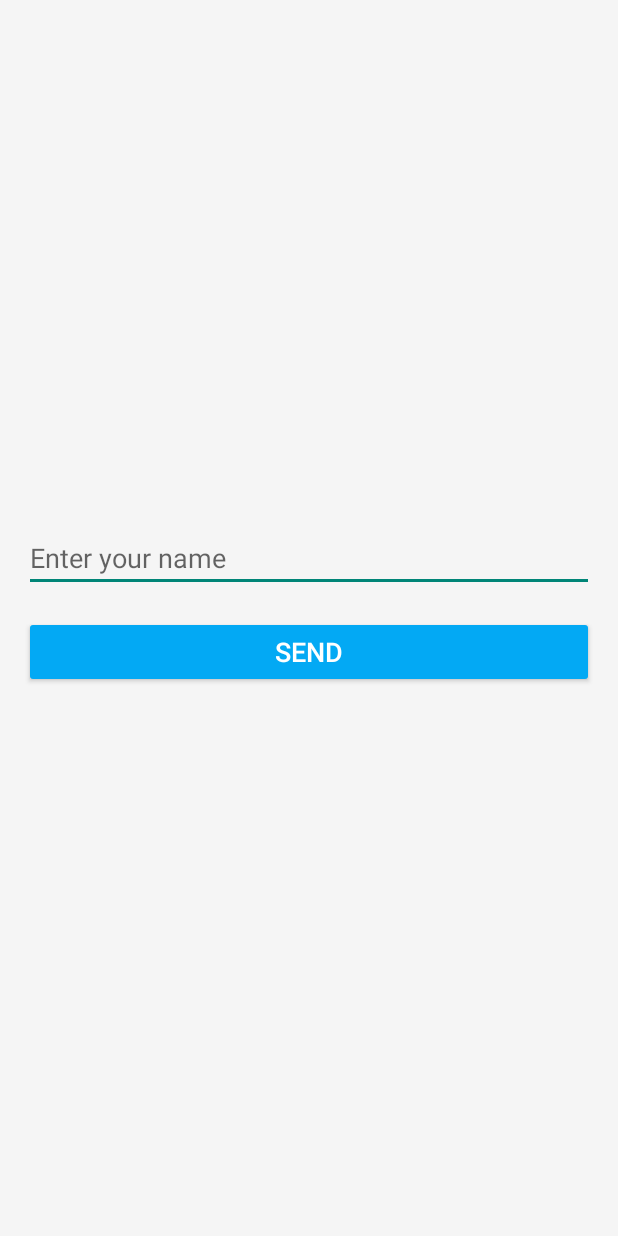
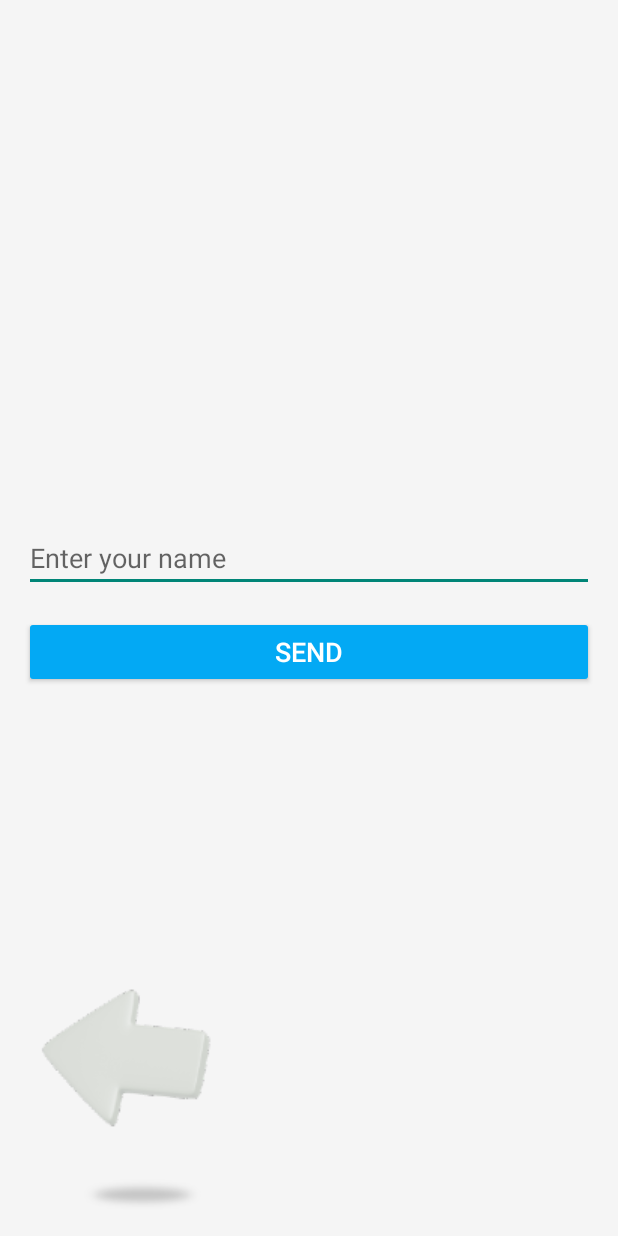
Before and after one commit to nikan2110/temi-child-client, an Android app: the ChildStoryActivity screen opened directly, with no data from a screen before it, on a phone screen of 412 x 824 dp. Run offline under Robolectric (Android 15) with nearby library versions, the phone set to English and light mode, and no system bars.

Commit message:
add functionality for main page

```diff
--- a/app/src/main/java/il/meuhedet/childtemiapplication/ChildStoryActivity.java
+++ b/app/src/main/java/il/meuhedet/childtemiapplication/ChildStoryActivity.java
@@ -1,9 +1,11 @@
 package il.meuhedet.childtemiapplication;
 
+import android.content.Intent;
 import android.os.Bundle;
 import android.view.View;
 import android.widget.Button;
 import android.widget.EditText;
+import android.widget.ImageButton;
 import android.widget.ProgressBar;
 import android.widget.TextView;
 import android.widget.Toast;
@@ -27,7 +29,8 @@ public class ChildStoryActivity extends AppCompatActivity {
     private TextView storyText;
     private EditText nameInput;
     private Button submitButton;
-    private ProgressBar progressBar; // Добавляем ProgressBar
+    private ProgressBar progressBar;
+    private ImageButton backButton;
 
     @Override
     protected void onCreate(Bundle savedInstanceState) {
@@ -38,6 +41,14 @@ public class ChildStoryActivity extends AppCompatActivity {
         nameInput = findViewById(R.id.nameInput);
         submitButton = findViewById(R.id.submitButton);
         progressBar = findViewById(R.id.progressBar);
+        backButton = findViewById(R.id.backButton);
+
+        backButton.setOnClickListener(view -> {
+            backButton.setImageResource(R.drawable.button_back_on);
+            finish();
+            Intent intent = new Intent(ChildStoryActivity.this, MainActivity.class);
+            startActivity(intent);
+        });
 
         Toast.makeText(this, "Tell me your name and I'll tell you a story about you!",
                 Toast.LENGTH_LONG).show();
--- a/app/src/main/java/il/meuhedet/childtemiapplication/utils/Constants.java
+++ b/app/src/main/java/il/meuhedet/childtemiapplication/utils/Constants.java
@@ -8,7 +8,7 @@ public class Constants {
     public static final String OPTION3 = getEmojiByUnicode(0x1F614) + " מרוצה במידה בינונית ";
     public static final String OPTION4 = getEmojiByUnicode(0x1F621) + " כלל לא מרוצה ";
 
-    public static final String URL = "http://172.18.1.24:8080/";
+    public static final String URL = "http://10.100.102.128:8080/";
 
     public static ArrayList<Question> getQuestions() {
         ArrayList<Question> questionsList = new ArrayList<>();
--- a/app/src/main/res/layout/activity_child_story.xml
+++ b/app/src/main/res/layout/activity_child_story.xml
@@ -1,11 +1,16 @@
+<RelativeLayout
+    xmlns:android="http://schemas.android.com/apk/res/android"
+    android:layout_width="match_parent"
+    android:layout_height="match_parent"
+    android:background="#F5F5F5">
+
     <LinearLayout
-    xmlns:android="http://schemas.android.com/apk/res/android"
+        android:id="@+id/mainLayout"
         android:layout_width="match_parent"
         android:layout_height="match_parent"
         android:orientation="vertical"
         android:gravity="center"
-    android:padding="16dp"
-    android:background="#F5F5F5">
+        android:padding="16dp">
 
         <EditText
             android:id="@+id/nameInput"
@@ -43,3 +48,16 @@
             android:visibility="gone"
             android:indeterminate="true" />
     </LinearLayout>
+
+    <ImageButton
+        android:id="@+id/backButton"
+        android:layout_width="wrap_content"
+        android:layout_height="wrap_content"
+        android:layout_alignParentStart="true"
+        android:layout_alignParentBottom="true"
+        android:layout_marginStart="16dp"
+        android:layout_marginBottom="16dp"
+        android:background="@android:color/transparent"
+        android:contentDescription="Back Button"
+        android:src="@drawable/button_back" />
+</RelativeLayout>
--- a/app/src/main/res/layout/activity_customer_service_survey.xml
+++ b/app/src/main/res/layout/activity_customer_service_survey.xml
@@ -5,7 +5,7 @@
     android:layout_height="match_parent"
     android:fillViewport="true"
     tools:context=".CustomerServiceSurveyActivity"
-    android:background="#DAF4F5"
+    android:background="#E7E9E6"
     android:orientation="vertical">
 
 
@@ -14,14 +14,14 @@
         android:layout_height="150dp"
         android:gravity="end"
         android:orientation="horizontal"
-        android:background="@drawable/header_background">
+        android:background="#E7E9E6">
 
         <ImageView
             android:layout_width="wrap_content"
             android:layout_height="wrap_content"
             android:layout_marginEnd="24dp"
             android:layout_marginTop="19dp"
-            android:background="@drawable/rimon_logo"
+            android:background="@drawable/meuhedet_logo"
             android:scaleType="fitXY">
         </ImageView>
 
--- a/app/src/main/res/layout/activity_main.xml
+++ b/app/src/main/res/layout/activity_main.xml
@@ -93,7 +93,7 @@
         app:layout_constraintTop_toBottomOf="@id/topRightText" />
 
     <ImageButton
-        android:id="@+id/rightButton2"
+        android:id="@+id/sekerButton"
         android:layout_width="229dp"
         android:layout_height="220dp"
         android:layout_marginTop="-75dp"
@@ -120,8 +120,7 @@
             android:layout_height="wrap_content"
             android:src="@drawable/button_language_on"
             android:contentDescription="Hebrew Button Background"
-            app:layout_constraintEnd_toEndOf="parent"
-            app:layout_constraintTop_toBottomOf="@id/topRightText"/>
+            app:layout_constraintEnd_toEndOf="parent" />
 
         <TextView
             android:id="@+id/hebButtonText"
```
Also changed, not shown: app/src/main/java/il/meuhedet/childtemiapplication/ChildCartoonActivity.java (+14 -0 lines), app/src/main/java/il/meuhedet/childtemiapplication/MainActivity.java (+55 -0 lines), app/src/main/res/layout/activity_child_cartoon.xml (+14 -1 lines), app/src/main/res/drawable/button_back.png (added), app/src/main/res/drawable/button_back_on.png (added), app/src/main/res/drawable/button_dance_on.png (added), app/src/main/res/drawable/button_seker_on.png (added), app/src/main/res/drawable/button_sing_on.png (added), app/src/main/res/drawable/button_talk_on.png (added), 1 other file. Lines whose indentation alone changed are shown as unchanged.
